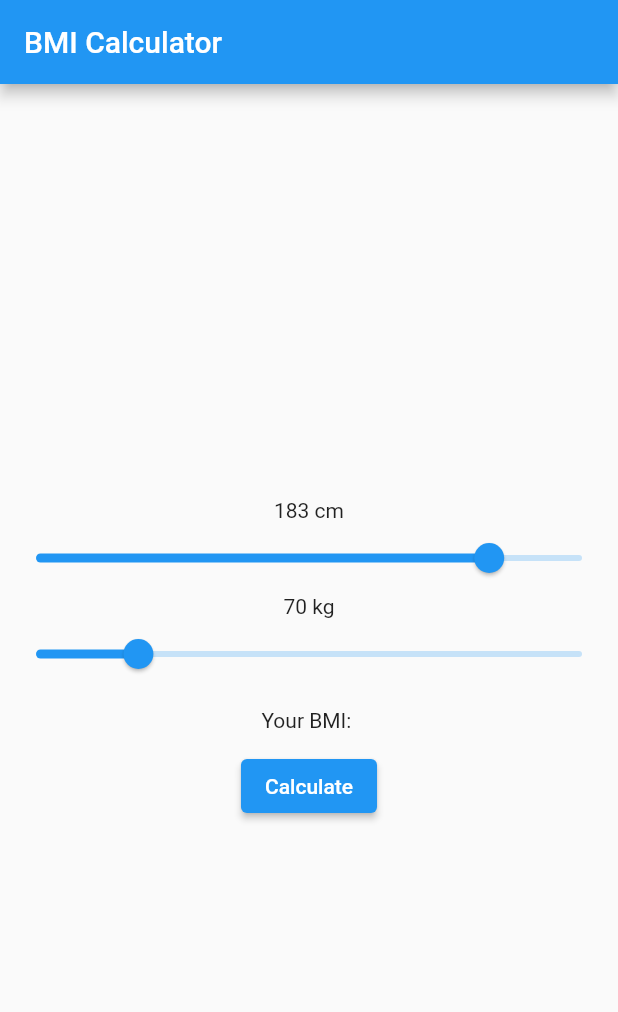
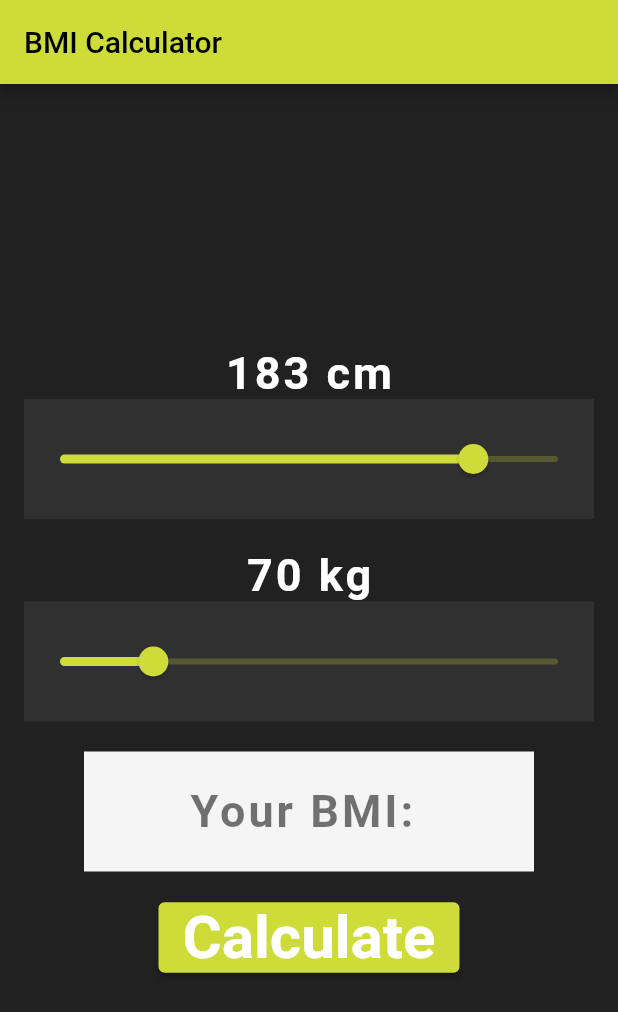
Before and after one commit to amigosilo/BMI_Calculator, a Flutter app: the screen it shows after launch, on a phone screen of 412 x 824 dp. Shown: the top 1012 px of the screen. Run offline on Flutter 3.47's test engine with Material 2 defaults, Android fonts, the phone set to English and light mode, and no system bars.

Commit message:
UI decor

```diff
--- a/lib/main.dart
+++ b/lib/main.dart
@@ -1,3 +1,6 @@
+import 'dart:ui';
+
+import 'package:flutter/foundation.dart';
 import 'package:flutter/material.dart';
 
 void main() {
@@ -24,9 +27,13 @@ class MyApp extends StatelessWidget {
         // is not restarted.
         //
         // Pochiki was here!
-        primarySwatch: Colors.blue,
+
+        colorScheme: ColorScheme.fromSwatch(primarySwatch: Colors.lime),
+        primarySwatch: Colors.pink,
       ),
-      home: const MyHomePage(title: 'BMI Calculator'),
+      home: const MyHomePage(
+        title: 'BMI Calculator',
+      ),
     );
   }
 }
@@ -54,7 +61,8 @@ class _MyHomePageState extends State<MyHomePage> {
   String _bmiStr = ''; // BMI value represented as String
   int _height = 183; // Initial value, actual value is taken from slider value
   int _weight = 70; // Initial value, actual value is taken from slider value
-  void _calculate() { // Function to calculate BMI
+  void _calculate() {
+    // Function to calculate BMI
     setState(() {
       _bmi = (_weight / ((_height / 100) * (_height / 100)));
       _bmiStr = _bmi.toStringAsFixed(1);
@@ -73,7 +81,9 @@ class _MyHomePageState extends State<MyHomePage> {
 
     //1231645645645646
     //
+
     return Scaffold(
+      backgroundColor: Colors.grey.shade900,
       appBar: AppBar(
         // Here we take the value from the MyHomePage object that was created by
         // the App.build method, and use it to set our appbar title.
@@ -102,17 +112,29 @@ class _MyHomePageState extends State<MyHomePage> {
             Row(
               mainAxisAlignment: MainAxisAlignment.center,
               children: <Widget>[
-                Text(
-                  '$_height',
-
-                ),
-                const Text(
-                  ' cm',
-                ),
+                Text('$_height',
+                    style: TextStyle(
+                      fontSize: 30.0,
+                      fontWeight: FontWeight.bold,
+                      letterSpacing: 2.0,
+                      color: Colors.white,
+                    )),
+                const Text(' cm',
+                    style: TextStyle(
+                      fontSize: 30.0,
+                      fontWeight: FontWeight.bold,
+                      letterSpacing: 2.0,
+                      color: Colors.white,
+                    )),
               ],
             ),
+
             //slide bar
-            Slider(
+            Container(
+              width: 380,
+              height: 80,
+              color: Colors.grey[850],
+              child: Slider(
                 value: _height.toDouble(),
                 min: 100,
                 max: 200,
@@ -123,19 +145,39 @@ class _MyHomePageState extends State<MyHomePage> {
                   });
                 },
               ),
+            ),
+            Container(
+              width: 380,
+              height: 20,
+            ),
             Row(
               mainAxisAlignment: MainAxisAlignment.center,
               children: <Widget>[
                 Text(
                   '$_weight',
-
+                  style: TextStyle(
+                    fontSize: 30.0,
+                    fontWeight: FontWeight.bold,
+                    letterSpacing: 2.0,
+                    color: Colors.white,
+                  ),
                 ),
                 const Text(
                   ' kg',
+                  style: TextStyle(
+                    fontSize: 30.0,
+                    fontWeight: FontWeight.bold,
+                    letterSpacing: 2.0,
+                    color: Colors.white,
+                  ),
                 ),
               ],
             ),
-            Slider(
+            Container(
+              width: 380,
+              height: 80,
+              color: Colors.grey[850],
+              child: Slider(
                 value: _weight.toDouble(),
                 min: 40,
                 max: 200,
@@ -146,11 +188,27 @@ class _MyHomePageState extends State<MyHomePage> {
                   });
                 },
               ),
-            Row( // Widget for showing result BMI
+            ),
+            Container(
+              width: 380,
+              height: 20,
+            ),
+            Container(
+              width: 300,
+              height: 80,
+              color: Colors.grey[100],
+              child: Row(
+                // Widget for showing result BMI
                 mainAxisAlignment: MainAxisAlignment.center,
                 children: <Widget>[
                   const Text(
                     'Your BMI: ',
+                    style: TextStyle(
+                      fontSize: 30.0,
+                      fontWeight: FontWeight.bold,
+                      letterSpacing: 2.0,
+                      color: Colors.black54,
+                    ),
                   ),
                   Text(
                     _bmiStr,
@@ -158,12 +216,25 @@ class _MyHomePageState extends State<MyHomePage> {
                   ),
                 ],
               ),
-            Row( // Widget for button to calculate BMI
+            ),
+            Container(
+              width: 380,
+              height: 20,
+            ),
+
+            Row(
+              // Widget for button to calculate BMI
               mainAxisAlignment: MainAxisAlignment.center,
               children: <Widget>[
                 ElevatedButton(
                   onPressed: _calculate,
-                    child: const Text('Calculate'),
+                  child: const Text(
+                    'Calculate',
+                    style: TextStyle(
+                        fontSize: 40,
+                        fontWeight: FontWeight.bold,
+                        color: Colors.white),
+                  ),
                 ),
               ],
             ),
```
Also changed, not shown: pubspec.lock. Lines whose indentation alone changed are shown as unchanged.
